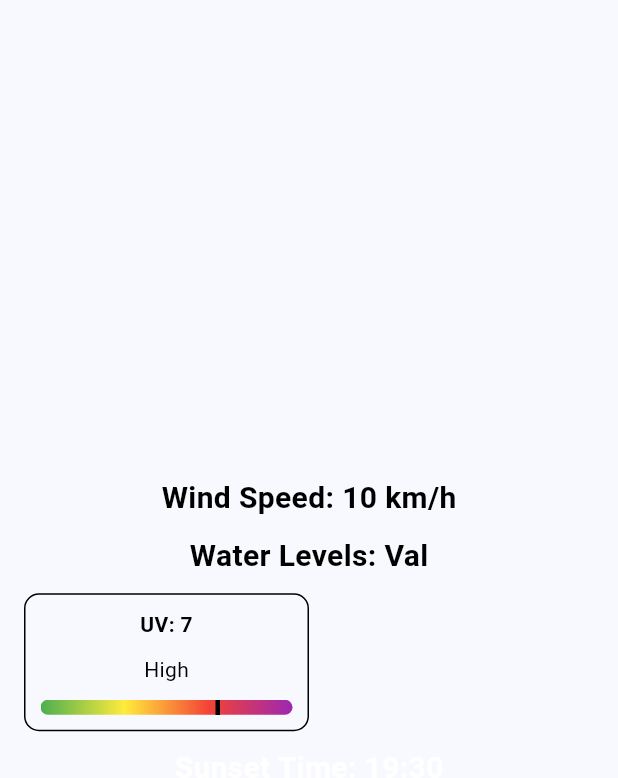
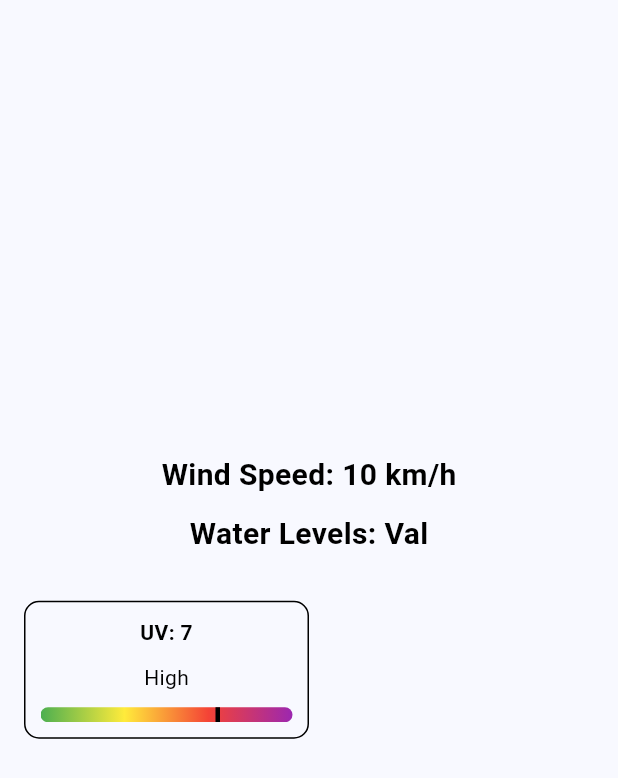
Before and after one commit to OGreenwood672/CamCurrents, a Flutter app: the ExtraDetails widget shown alone on an empty page, opened directly, on a phone screen of 412 x 824 dp. Shown: the top 778 px of the screen. Run offline on Flutter 3.47's test engine with Material 3 defaults, Android fonts, the phone set to English and light mode, and no system bars; network calls fail.

Commit message:
cosmetic-changes

```diff
--- a/lib/extradetails.dart
+++ b/lib/extradetails.dart
@@ -34,12 +34,12 @@ class ExtraDetails extends StatelessWidget {
               ),
             ),
            ),
-          SizedBox(height: 10),
+          SizedBox(height: 30),
           FractionallySizedBox(
             widthFactor: 0.5,
             child: UVIndexWidget(uvIndex: 7), // data to be changed to dynamic
           ),
-          SizedBox(height: 10),
+          SizedBox(height: 20),
           Center(
             child: Text(
               'Sunset Time: 19:30',
--- a/lib/weathertable.dart
+++ b/lib/weathertable.dart
@@ -69,7 +69,7 @@ class WeatherCard extends StatelessWidget {
     return Card(
       color: Colors.white,
       child: SizedBox(
-        width: 150, // Adjust according to your need
+        width: 180, // Adjust according to your need
         child: Padding(
           padding: const EdgeInsets.all(8.0),
           child: Column(
```
